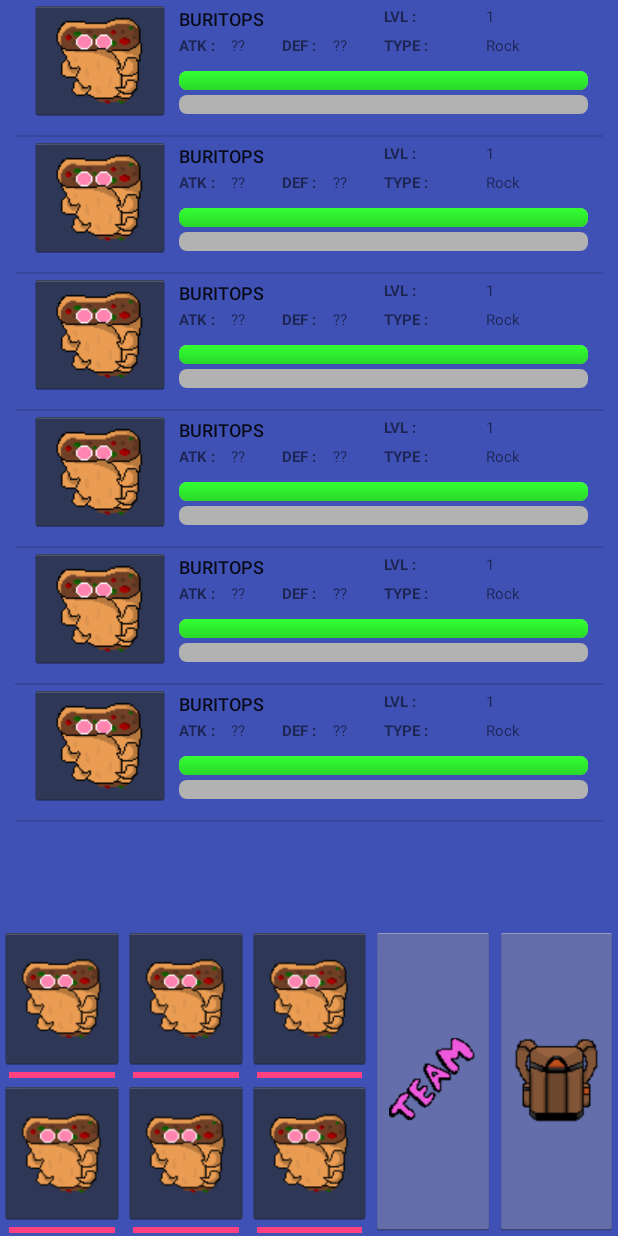
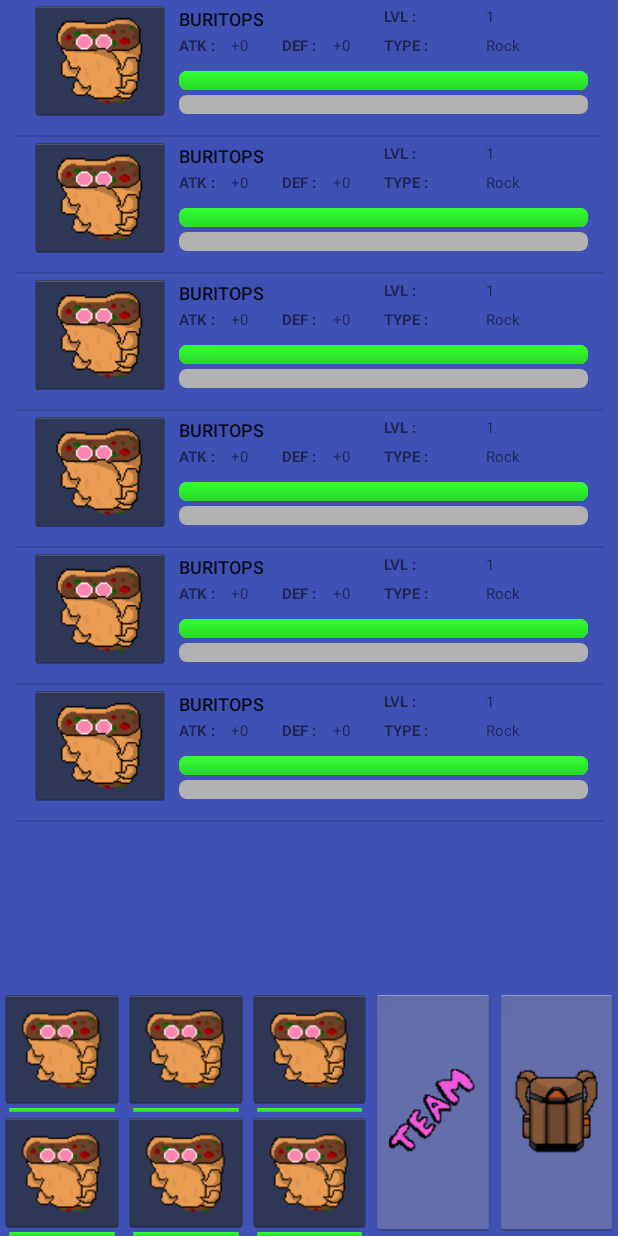
Before and after one commit to ChrisHirs/VamosNachos, an Android app: the screen it shows after launch (MapsActivity), after a tap on an icon or button, on a phone screen of 412 x 824 dp. Run offline under Robolectric (Android 15) with nearby library versions, the phone set to English and light mode, and no system bars.

Commit message:
Refresh des données

```diff
--- a/app/src/main/java/com/example/marcschnaebe/mynacho/MyCustomAdapter.java
+++ b/app/src/main/java/com/example/marcschnaebe/mynacho/MyCustomAdapter.java
@@ -59,6 +59,8 @@ public class MyCustomAdapter extends BaseAdapter {
             holder.nachosName = (TextView)convertView.findViewById(R.id.textViewNachosName);
             holder.nachosLevel = (TextView)convertView.findViewById(R.id.textViewLevelValue);
             holder.nachosType = (TextView)convertView.findViewById(R.id.textViewTypeValue);
+            holder.nachosAttack = (TextView)convertView.findViewById(R.id.textViewAtkValue);
+            holder.nachosDef = (TextView)convertView.findViewById(R.id.textViewDefValue);
             holder.imageNachos = (ImageButton)convertView.findViewById(R.id.imageButtonTeam);
             holder.nachosHP = (ProgressBar)convertView.findViewById(R.id.progressBarHP);
             holder.nachosXP = (ProgressBar)convertView.findViewById(R.id.progressBarXP);
@@ -69,6 +71,8 @@ public class MyCustomAdapter extends BaseAdapter {
         holder.nachosName.setText(mData.get(position).getName());
         holder.nachosLevel.setText(String.valueOf(mData.get(position).getLevel()));
         holder.nachosType.setText(mData.get(position).getType());
+        holder.nachosAttack.setText("+"+String.valueOf(mData.get(position).getApBonus()));
+        holder.nachosDef.setText("+"+String.valueOf(mData.get(position).getHpBonus()));
         holder.imageNachos.setImageResource(context.getResources().getIdentifier(mData.get(position).getName().toLowerCase(), "drawable", context.getPackageName()));
         holder.nachosHP.setProgress(mData.get(position).getHpPercent());
         holder.nachosXP.setProgress(mData.get(position).getXpPercent());
@@ -79,6 +83,8 @@ public class MyCustomAdapter extends BaseAdapter {
         public TextView nachosName;
         public TextView nachosLevel;
         public TextView nachosType;
+        public TextView nachosAttack;
+        public TextView nachosDef;
         public ImageButton imageNachos;
         public ProgressBar nachosHP;
         public ProgressBar nachosXP;
--- a/app/src/main/res/layout/layout_bottom_menu.xml
+++ b/app/src/main/res/layout/layout_bottom_menu.xml
@@ -2,7 +2,7 @@
 <LinearLayout xmlns:android="http://schemas.android.com/apk/res/android"
     android:layout_width="match_parent"
     android:layout_height="match_parent"
-    android:layout_weight="3">
+    android:layout_weight="4">
 
 
 
@@ -47,7 +47,7 @@
 
                         <ProgressBar
                             android:id="@+id/progressBarN1"
-                            style="@style/Widget.AppCompat.ProgressBar.Horizontal"
+                            style="@style/CustomProgressBarHorizontal"
                             android:layout_width="match_parent"
                             android:layout_height="wrap_content"
                             android:layout_weight="1"
@@ -55,7 +55,8 @@
                             android:max="100"
                             android:paddingLeft="6dp"
                             android:paddingRight="6dp"
-                            android:progress="25" />
+                            android:progress="25"
+                            android:progressDrawable="@drawable/health_bar"/>
 
                     </LinearLayout>
 
@@ -81,7 +82,7 @@
 
                         <ProgressBar
                             android:id="@+id/progressBarN2"
-                            style="@style/Widget.AppCompat.ProgressBar.Horizontal"
+                            style="@style/CustomProgressBarHorizontal"
                             android:layout_width="match_parent"
                             android:layout_height="wrap_content"
                             android:layout_weight="1"
@@ -89,7 +90,8 @@
                             android:max="100"
                             android:paddingLeft="6dp"
                             android:paddingRight="6dp"
-                            android:progress="25" />
+                            android:progress="25"
+                            android:progressDrawable="@drawable/health_bar"/>
 
                     </LinearLayout>
 
@@ -113,7 +115,7 @@
 
                         <ProgressBar
                             android:id="@+id/progressBarN3"
-                            style="@style/Widget.AppCompat.ProgressBar.Horizontal"
+                            style="@style/CustomProgressBarHorizontal"
                             android:layout_width="match_parent"
                             android:layout_height="wrap_content"
                             android:layout_weight="1"
@@ -121,7 +123,8 @@
                             android:max="100"
                             android:paddingLeft="6dp"
                             android:paddingRight="6dp"
-                            android:progress="25" />
+                            android:progress="25"
+                            android:progressDrawable="@drawable/health_bar"/>
 
                     </LinearLayout>
 
@@ -153,7 +156,7 @@
 
                         <ProgressBar
                             android:id="@+id/progressBarN4"
-                            style="@style/Widget.AppCompat.ProgressBar.Horizontal"
+                            style="@style/CustomProgressBarHorizontal"
                             android:layout_width="match_parent"
                             android:layout_height="wrap_content"
                             android:layout_weight="1"
@@ -161,7 +164,8 @@
                             android:max="100"
                             android:paddingLeft="6dp"
                             android:paddingRight="6dp"
-                            android:progress="25" />
+                            android:progress="25"
+                            android:progressDrawable="@drawable/health_bar"/>
 
                     </LinearLayout>
 
@@ -185,7 +189,7 @@
 
                         <ProgressBar
                             android:id="@+id/progressBarN5"
-                            style="@style/Widget.AppCompat.ProgressBar.Horizontal"
+                            style="@style/CustomProgressBarHorizontal"
                             android:layout_width="match_parent"
                             android:layout_height="wrap_content"
                             android:layout_weight="1"
@@ -193,7 +197,8 @@
                             android:max="100"
                             android:paddingLeft="6dp"
                             android:paddingRight="6dp"
-                            android:progress="25" />
+                            android:progress="25"
+                            android:progressDrawable="@drawable/health_bar"/>
 
                     </LinearLayout>
 
@@ -217,7 +222,7 @@
 
                         <ProgressBar
                             android:id="@+id/progressBarN6"
-                            style="@style/Widget.AppCompat.ProgressBar.Horizontal"
+                            style="@style/CustomProgressBarHorizontal"
                             android:layout_width="match_parent"
                             android:layout_height="wrap_content"
                             android:layout_weight="1"
@@ -225,7 +230,8 @@
                             android:max="100"
                             android:paddingLeft="6dp"
                             android:paddingRight="6dp"
-                            android:progress="25" />
+                            android:progress="25"
+                            android:progressDrawable="@drawable/health_bar"/>
 
                     </LinearLayout>
                 </TableRow>
--- a/app/src/main/res/layout/layout_team.xml
+++ b/app/src/main/res/layout/layout_team.xml
@@ -1,7 +1,7 @@
 <ListView xmlns:android="http://schemas.android.com/apk/res/android"
     android:id="@+id/listViewTeam"
     android:layout_width="match_parent"
-    android:layout_height="fill_parent"
+    android:layout_height="match_parent"
     android:background="@color/colorPrimary"
     android:paddingLeft="10dp"
     android:paddingRight="10dp"
```
Also changed, not shown: app/src/main/java/com/example/marcschnaebe/mynacho/ItemsGenerator.java (+7 -7 lines), app/src/main/java/com/example/marcschnaebe/mynacho/MapsActivity.java (+4 -4 lines), app/src/main/java/com/example/marcschnaebe/mynacho/Nachos.java (+5 -5 lines).
